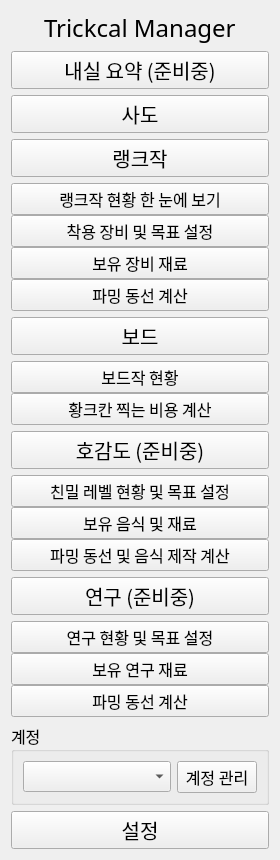
This is widgets/ui/sidebar.ui in voiderd-sub/trickcal-manager as Qt 5 draws it before an edit. The edited form follows.
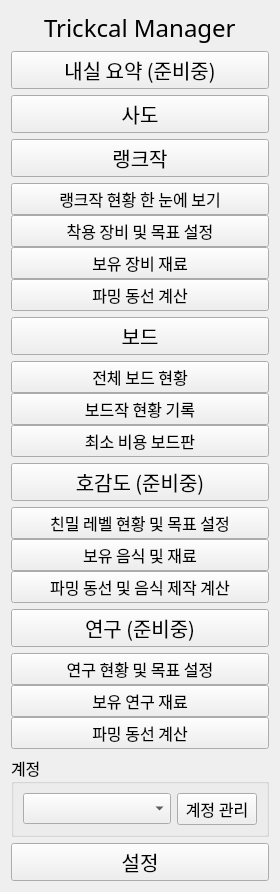
This is the edited form. Icons and pictures are not drawn.

Patch:
```diff
--- a/widgets/ui/sidebar.ui
+++ b/widgets/ui/sidebar.ui
@@ -7,7 +7,7 @@
     <x>0</x>
     <y>0</y>
     <width>280</width>
-    <height>710</height>
+    <height>736</height>
    </rect>
   </property>
   <property name="windowTitle">
@@ -343,7 +343,7 @@
        <family>ONE Mobile POP</family>
       </font>
      </property>
-     <layout class="QVBoxLayout" name="verticalLayout_2" stretch="0,0">
+     <layout class="QVBoxLayout" name="verticalLayout_2" stretch="0,0,0">
       <property name="spacing">
        <number>0</number>
       </property>
@@ -359,6 +359,34 @@
       <property name="bottomMargin">
        <number>0</number>
       </property>
+      <item>
+       <widget class="QPushButton" name="crayon_abstract_btn">
+        <property name="font">
+         <font>
+          <family>ONE Mobile POP</family>
+          <pointsize>12</pointsize>
+         </font>
+        </property>
+        <property name="text">
+         <string>전체 보드 현황</string>
+        </property>
+        <property name="iconSize">
+         <size>
+          <width>25</width>
+          <height>25</height>
+         </size>
+        </property>
+        <property name="checkable">
+         <bool>true</bool>
+        </property>
+        <property name="autoExclusive">
+         <bool>false</bool>
+        </property>
+        <attribute name="buttonGroup">
+         <string notr="true">crayon_group</string>
+        </attribute>
+       </widget>
+      </item>
       <item>
        <widget class="QPushButton" name="crayon_1_btn">
         <property name="font">
@@ -368,7 +396,7 @@
          </font>
         </property>
         <property name="text">
-         <string>보드작 현황</string>
+         <string>보드작 현황 기록</string>
         </property>
         <property name="iconSize">
          <size>
@@ -396,7 +424,7 @@
          </font>
         </property>
         <property name="text">
-         <string>황크칸 찍는 비용 계산</string>
+         <string>최소 비용 보드판</string>
         </property>
         <property name="iconSize">
          <size>
```
Left out of the diff: 6 changed lines with no effect on the pictures.
